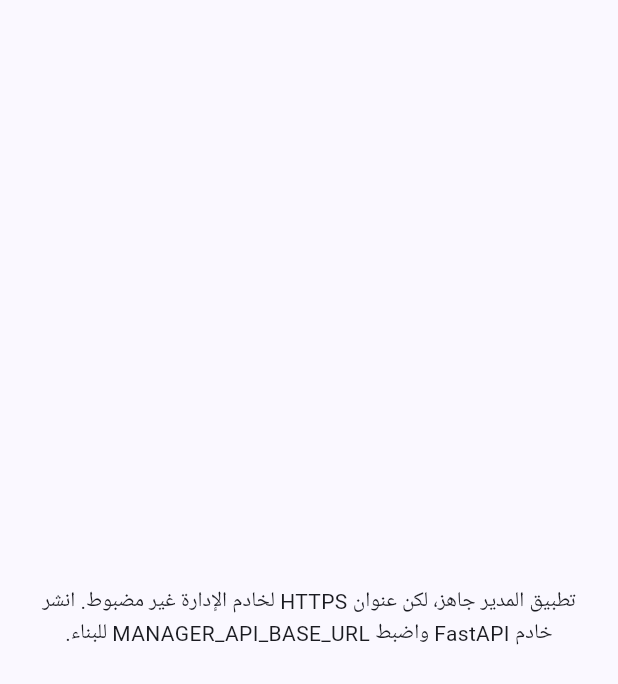
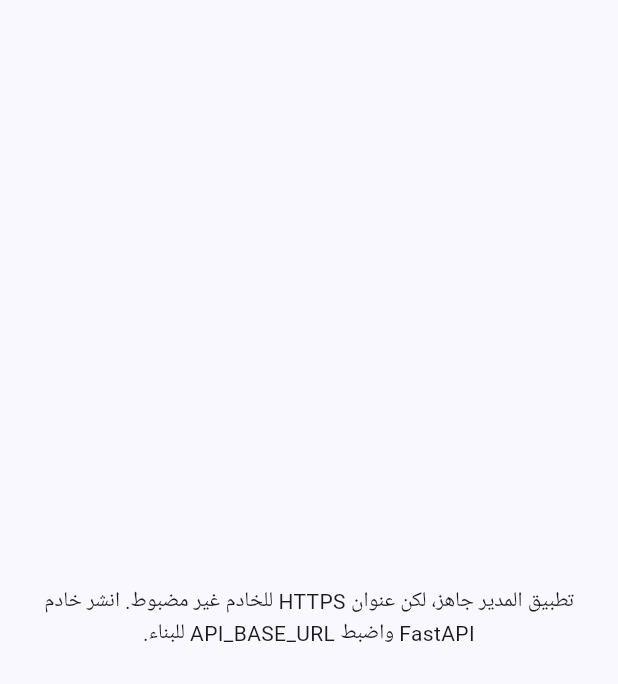
Before and after one commit to waleedatrke428-ux/waleed428, a Flutter app: the screen it shows after launch, on a phone screen of 412 x 824 dp. Shown: the top 684 px of the screen. Run offline on Flutter 3.47's test engine with Material 3 defaults, Android fonts, the phone set to English and light mode, and no system bars.

Commit message:
Fix user and manager app server integration
Co-authored-by: Copilot <223556219+Copilot@users.noreply.github.com>

```diff
--- a/lib/main.dart
+++ b/lib/main.dart
@@ -6,11 +6,7 @@ import 'package:url_launcher/url_launcher.dart';
 
 import 'api_client.dart';
 
-const _apiBaseUrl = String.fromEnvironment(
-  'API_BASE_URL',
-  defaultValue: defaultApiBaseUrl,
-);
-final _apiBaseUrlIsValid = _isValidApiBaseUrl(_apiBaseUrl);
+const _buildApiBaseUrl = String.fromEnvironment('API_BASE_URL');
 
 void main() {
   runApp(const SignalsApp());
@@ -22,12 +18,15 @@ bool _isValidApiBaseUrl(String value) {
 }
 
 class SignalsApp extends StatelessWidget {
-  const SignalsApp({super.key, this.client});
+  const SignalsApp({super.key, this.client, this.apiBaseUrl});
 
   final ApiClient? client;
+  final String? apiBaseUrl;
 
   @override
   Widget build(BuildContext context) {
+    final baseUrl = apiBaseUrl ?? _buildApiBaseUrl;
+    final apiBaseUrlIsValid = _isValidApiBaseUrl(baseUrl);
     return MaterialApp(
       title: 'كريبتو البلحوسي',
       debugShowCheckedModeBanner: false,
@@ -37,12 +36,9 @@ class SignalsApp extends StatelessWidget {
         fontFamily: 'Roboto',
         useMaterial3: true,
       ),
-      home: !_apiBaseUrlIsValid
+      home: !apiBaseUrlIsValid
           ? const ServerSetupPage()
-          : SignalsPage(
-              client: client ?? ApiClient(_apiBaseUrl),
-              readOnly: true,
-            ),
+          : LoginPage(client: client ?? ApiClient(baseUrl)),
     );
   }
 }
--- a/manager_app/lib/main.dart
+++ b/manager_app/lib/main.dart
@@ -46,8 +46,8 @@ class _ServerSetupPage extends StatelessWidget {
             child: Padding(
               padding: EdgeInsets.all(24),
               child: Text(
-                'تطبيق المدير جاهز، لكن عنوان HTTPS لخادم الإدارة غير مضبوط. '
-                'انشر خادم FastAPI واضبط MANAGER_API_BASE_URL للبناء.',
+                'تطبيق المدير جاهز، لكن عنوان HTTPS للخادم غير مضبوط. '
+                'انشر خادم FastAPI واضبط API_BASE_URL للبناء.',
                 textAlign: TextAlign.center,
               ),
             ),
```
Also changed, not shown: lib/api_client.dart (+3 -5 lines), 4 other files.
